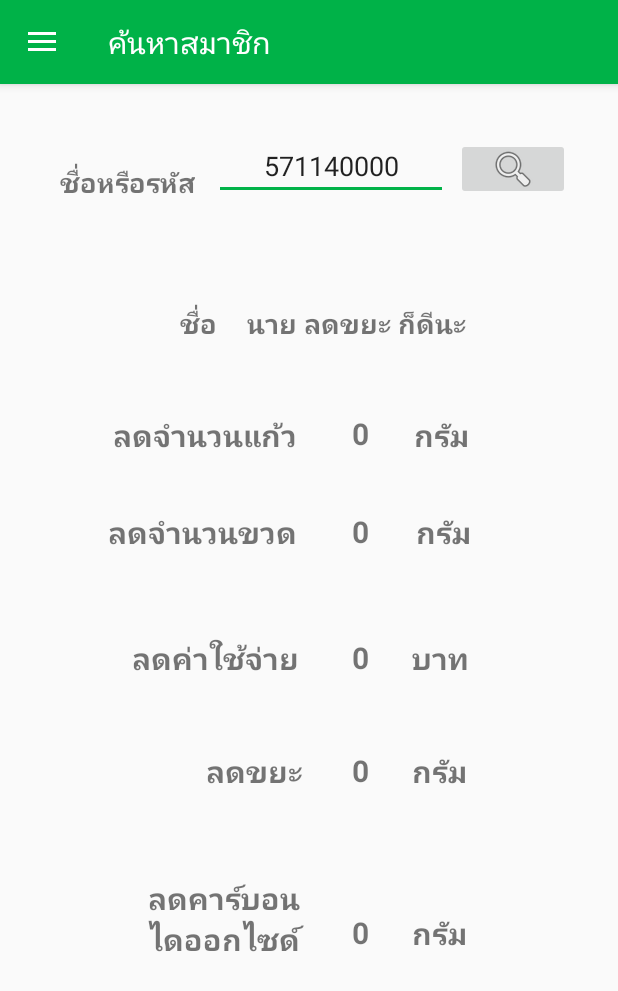
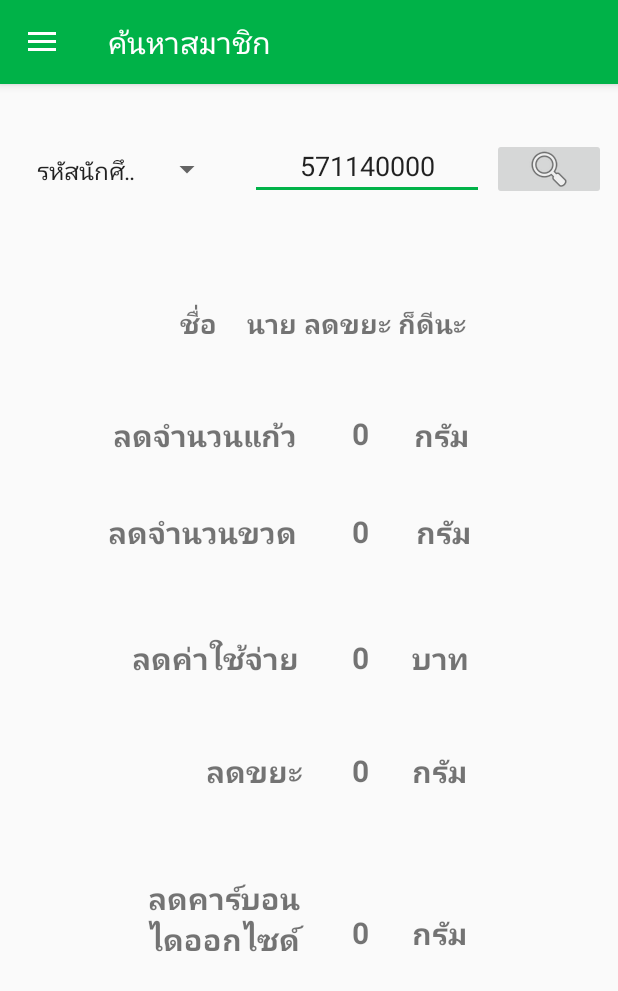
Before and after one commit to boypawit/wastBank, an Android app: the Admin_Search screen opened directly, with no data from a screen before it, on a phone screen of 412 x 824 dp. Shown: the top 991 px of the screen. Run offline under Robolectric (Android 15) with nearby library versions, the phone set to English and light mode, and no system bars.

Commit message:
Merge remote-tracking branch 'origin/master'
# Conflicts:
#	app/src/main/res/drawable-v21/bottle_stroke.png
#	app/src/main/res/drawable-v21/glass_stroke.png

```diff
--- a/app/src/main/java/com/example/boyvi/wastbank/Admin_Search.java
+++ b/app/src/main/java/com/example/boyvi/wastbank/Admin_Search.java
@@ -10,6 +10,8 @@ import android.support.v7.app.AppCompatActivity;
 import android.support.v7.widget.Toolbar;
 import android.view.Menu;
 import android.view.MenuItem;
+import android.widget.ArrayAdapter;
+import android.widget.Spinner;
 
 public class Admin_Search extends AppCompatActivity
         implements NavigationView.OnNavigationItemSelectedListener {
@@ -29,6 +31,14 @@ public class Admin_Search extends AppCompatActivity
 
         NavigationView navigationView = (NavigationView) findViewById(R.id.nav_view);
         navigationView.setNavigationItemSelectedListener(this);
+
+
+        ///////////////////gender spinner/////////////
+        Spinner spinnerGender = (Spinner) findViewById(R.id.spinnerGender);
+        final String[] gender = getResources().getStringArray(R.array.gender_arrays);
+        ArrayAdapter<String> adaptertoday = new ArrayAdapter<String>(this,
+                android.R.layout.simple_dropdown_item_1line,gender);
+        spinnerGender.setAdapter(adaptertoday);
     }
 
     @Override
--- a/app/src/main/java/com/example/boyvi/wastbank/Login.java
+++ b/app/src/main/java/com/example/boyvi/wastbank/Login.java
@@ -1,33 +1,58 @@
 package com.example.boyvi.wastbank;
 
+import android.app.ProgressDialog;
 import android.content.Intent;
+import android.os.AsyncTask;
 import android.support.v7.app.AppCompatActivity;
 import android.os.Bundle;
+import android.util.Log;
 import android.view.View;
+import android.widget.ArrayAdapter;
 import android.widget.Button;
 import android.widget.EditText;
+import android.widget.ListView;
 import android.widget.Toast;
+
+import org.json.JSONArray;
+import org.json.JSONException;
+import org.json.JSONObject;
+
+import java.io.BufferedReader;
+import java.io.IOException;
+import java.io.InputStream;
+import java.io.InputStreamReader;
+import java.net.HttpURLConnection;
+import java.net.MalformedURLException;
+import java.net.URL;
+import java.net.URLConnection;
+import java.util.ArrayList;
 
 public class Login extends AppCompatActivity {
     EditText UserOrAdmin;
-
+    EditText password;
+    private ListView jsjonLisview;
+    private ArrayList<String> exData;
+    private ProgressDialog progressDialog;
+    private String user,pass;
+    private String loginState;
 
     @Override
     protected void onCreate(Bundle savedInstanceState) {
         super.onCreate(savedInstanceState);
         setContentView(R.layout.activity_main);
 
-         UserOrAdmin = (EditText)this.findViewById(R.id.editText);
+        UserOrAdmin = (EditText) this.findViewById(R.id.editText);
+        password = (EditText) this.findViewById(R.id.Edit_password);
 
         getSupportActionBar().setIcon(R.mipmap.ic_toolbars);
         getSupportActionBar().setTitle("24Hours Waste Bank");
-
 
 
         Button buttonCountry = (Button) findViewById(R.id.Loginbutton);
         buttonCountry.setOnClickListener(new View.OnClickListener() {
             @Override
             public void onClick(View v) {
+
                 // ยังไม่ได้ส่งอะไรไป
                 //User = UserOrAdmin.getText().toString();
                if(UserOrAdmin.getText().length()==4){
@@ -44,6 +69,8 @@ public class Login extends AppCompatActivity {
                 startActivity(intent);}
                 finish();
 
+
+
             }
         });
     }
--- a/app/src/main/res/layout/activity_main.xml
+++ b/app/src/main/res/layout/activity_main.xml
@@ -30,7 +30,7 @@
         app:layout_constraintVertical_bias="0.542" />
 
     <EditText
-        android:id="@+id/editText2"
+        android:id="@+id/Edit_password"
         android:layout_width="wrap_content"
         android:layout_height="wrap_content"
         android:ems="10"
--- a/app/src/main/res/layout/content_main_admin2.xml
+++ b/app/src/main/res/layout/content_main_admin2.xml
@@ -24,7 +24,9 @@
         app:layout_constraintLeft_toLeftOf="parent"
         app:layout_constraintRight_toRightOf="parent"
         app:layout_constraintTop_toTopOf="parent"
-        app:layout_constraintVertical_bias="0.498" />
+        app:layout_constraintVertical_bias="0.498"
+        android:layout_marginStart="8dp"
+        android:layout_marginEnd="8dp" />
 
     <TextView
         android:id="@+id/textView80"
@@ -43,7 +45,9 @@
         app:layout_constraintLeft_toLeftOf="parent"
         app:layout_constraintRight_toRightOf="parent"
         app:layout_constraintTop_toTopOf="parent"
-        app:layout_constraintVertical_bias="0.75" />
+        app:layout_constraintVertical_bias="0.75"
+        android:layout_marginStart="8dp"
+        android:layout_marginEnd="8dp" />
 
     <TextView
         android:id="@+id/textView81"
@@ -61,7 +65,9 @@
         app:layout_constraintLeft_toLeftOf="parent"
         app:layout_constraintRight_toRightOf="parent"
         app:layout_constraintTop_toTopOf="parent"
-        app:layout_constraintVertical_bias="0.602" />
+        app:layout_constraintVertical_bias="0.602"
+        android:layout_marginStart="8dp"
+        android:layout_marginEnd="8dp" />
 
     <TextView
         android:id="@+id/textView82"
@@ -79,7 +85,9 @@
         app:layout_constraintLeft_toLeftOf="parent"
         app:layout_constraintRight_toRightOf="parent"
         app:layout_constraintTop_toTopOf="parent"
-        app:layout_constraintVertical_bias="0.382" />
+        app:layout_constraintVertical_bias="0.382"
+        android:layout_marginStart="8dp"
+        android:layout_marginEnd="8dp" />
 
     <TextView
         android:id="@+id/textView83"
@@ -97,7 +105,9 @@
         app:layout_constraintLeft_toLeftOf="parent"
         app:layout_constraintRight_toRightOf="parent"
         app:layout_constraintTop_toTopOf="parent"
-        app:layout_constraintVertical_bias="0.292" />
+        app:layout_constraintVertical_bias="0.292"
+        android:layout_marginStart="8dp"
+        android:layout_marginEnd="8dp" />
 
     <TextView
         android:id="@+id/textView84"
@@ -115,7 +125,9 @@
         app:layout_constraintLeft_toLeftOf="parent"
         app:layout_constraintRight_toRightOf="parent"
         app:layout_constraintTop_toTopOf="parent"
-        app:layout_constraintVertical_bias="0.292" />
+        app:layout_constraintVertical_bias="0.292"
+        android:layout_marginStart="8dp"
+        android:layout_marginEnd="8dp" />
 
     <TextView
         android:id="@+id/textView85"
@@ -133,7 +145,9 @@
         app:layout_constraintLeft_toLeftOf="parent"
         app:layout_constraintRight_toRightOf="parent"
         app:layout_constraintTop_toTopOf="parent"
-        app:layout_constraintVertical_bias="0.292" />
+        app:layout_constraintVertical_bias="0.292"
+        android:layout_marginStart="8dp"
+        android:layout_marginEnd="8dp" />
 
     <TextView
         android:id="@+id/textView86"
@@ -151,7 +165,9 @@
         app:layout_constraintLeft_toLeftOf="parent"
         app:layout_constraintRight_toRightOf="parent"
         app:layout_constraintTop_toTopOf="parent"
-        app:layout_constraintVertical_bias="0.382" />
+        app:layout_constraintVertical_bias="0.382"
+        android:layout_marginStart="8dp"
+        android:layout_marginEnd="8dp" />
 
     <TextView
         android:id="@+id/textView87"
@@ -169,7 +185,9 @@
         app:layout_constraintLeft_toLeftOf="parent"
         app:layout_constraintRight_toRightOf="parent"
         app:layout_constraintTop_toTopOf="parent"
-        app:layout_constraintVertical_bias="0.498" />
+        app:layout_constraintVertical_bias="0.498"
+        android:layout_marginStart="8dp"
+        android:layout_marginEnd="8dp" />
 
     <TextView
         android:id="@+id/textView88"
@@ -187,7 +205,9 @@
         app:layout_constraintLeft_toLeftOf="parent"
         app:layout_constraintRight_toRightOf="parent"
         app:layout_constraintTop_toTopOf="parent"
-        app:layout_constraintVertical_bias="0.751" />
+        app:layout_constraintVertical_bias="0.751"
+        android:layout_marginStart="8dp"
+        android:layout_marginEnd="8dp" />
 
     <TextView
         android:id="@+id/textView89"
@@ -205,7 +225,9 @@
         app:layout_constraintLeft_toLeftOf="parent"
         app:layout_constraintRight_toRightOf="parent"
         app:layout_constraintTop_toTopOf="parent"
-        app:layout_constraintVertical_bias="0.602" />
+        app:layout_constraintVertical_bias="0.602"
+        android:layout_marginStart="8dp"
+        android:layout_marginEnd="8dp" />
 
     <TextView
         android:id="@+id/textView90"
@@ -223,7 +245,9 @@
         app:layout_constraintLeft_toLeftOf="parent"
         app:layout_constraintRight_toRightOf="parent"
         app:layout_constraintTop_toTopOf="parent"
-        app:layout_constraintVertical_bias="0.382" />
+        app:layout_constraintVertical_bias="0.382"
+        android:layout_marginStart="8dp"
+        android:layout_marginEnd="8dp" />
 
     <TextView
         android:id="@+id/textView91"
@@ -241,7 +265,9 @@
         app:layout_constraintLeft_toLeftOf="parent"
         app:layout_constraintRight_toRightOf="parent"
         app:layout_constraintTop_toTopOf="parent"
-        app:layout_constraintVertical_bias="0.602" />
+        app:layout_constraintVertical_bias="0.602"
+        android:layout_marginStart="8dp"
+        android:layout_marginEnd="8dp" />
 
     <TextView
         android:id="@+id/textView92"
@@ -259,7 +285,9 @@
         app:layout_constraintLeft_toLeftOf="parent"
         app:layout_constraintRight_toRightOf="parent"
         app:layout_constraintTop_toTopOf="parent"
-        app:layout_constraintVertical_bias="0.751" />
+        app:layout_constraintVertical_bias="0.751"
+        android:layout_marginStart="8dp"
+        android:layout_marginEnd="8dp" />
 
     <TextView
         android:id="@+id/textView93"
@@ -277,25 +305,9 @@
         app:layout_constraintLeft_toLeftOf="parent"
         app:layout_constraintRight_toRightOf="parent"
         app:layout_constraintTop_toTopOf="parent"
-        app:layout_constraintVertical_bias="0.498" />
-
-    <TextView
-        android:id="@+id/textView62"
-        android:layout_width="wrap_content"
-        android:layout_height="wrap_content"
-        android:layout_marginBottom="8dp"
-        android:layout_marginLeft="8dp"
-        android:layout_marginRight="8dp"
-        android:layout_marginTop="8dp"
-        android:text="ชื่อหรือรหัส"
-        android:textSize="18sp"
-        android:textStyle="bold"
-        app:layout_constraintBottom_toBottomOf="parent"
-        app:layout_constraintHorizontal_bias="0.104"
-        app:layout_constraintLeft_toLeftOf="parent"
-        app:layout_constraintRight_toRightOf="parent"
-        app:layout_constraintTop_toTopOf="parent"
-        app:layout_constraintVertical_bias="0.061" />
+        app:layout_constraintVertical_bias="0.498"
+        android:layout_marginStart="8dp"
+        android:layout_marginEnd="8dp" />
 
     <EditText
         android:id="@+id/editText3"
@@ -314,7 +326,9 @@
         android:layout_marginRight="8dp"
         app:layout_constraintRight_toRightOf="parent"
         app:layout_constraintVertical_bias="0.039"
-        app:layout_constraintHorizontal_bias="0.561" />
+        app:layout_constraintHorizontal_bias="0.66"
+        android:layout_marginStart="8dp"
+        android:layout_marginEnd="8dp" />
 
     <TextView
         android:id="@+id/textView94"
@@ -332,7 +346,9 @@
         android:layout_marginRight="8dp"
         app:layout_constraintRight_toRightOf="parent"
         app:layout_constraintVertical_bias="0.19"
-        app:layout_constraintHorizontal_bias="0.302" />
+        app:layout_constraintHorizontal_bias="0.302"
+        android:layout_marginStart="8dp"
+        android:layout_marginEnd="8dp" />
 
     <TextView
         android:id="@+id/textView95"
@@ -350,7 +366,9 @@
         android:layout_marginRight="8dp"
         app:layout_constraintRight_toRightOf="parent"
         app:layout_constraintHorizontal_bias="0.627"
-        app:layout_constraintVertical_bias="0.19" />
+        app:layout_constraintVertical_bias="0.19"
+        android:layout_marginStart="8dp"
+        android:layout_marginEnd="8dp" />
 
     <ImageButton
         android:id="@+id/imageButton3"
@@ -361,11 +379,30 @@
         android:layout_marginRight="8dp"
         android:layout_marginTop="8dp"
         app:layout_constraintBottom_toBottomOf="parent"
-        app:layout_constraintHorizontal_bias="0.924"
+        app:layout_constraintHorizontal_bias="1.0"
         app:layout_constraintLeft_toLeftOf="parent"
         app:layout_constraintRight_toRightOf="parent"
         app:layout_constraintTop_toTopOf="parent"
         app:layout_constraintVertical_bias="0.039"
-        app:srcCompat="@android:drawable/ic_menu_search" />
+        app:srcCompat="@android:drawable/ic_menu_search"
+        android:layout_marginStart="8dp"
+        android:layout_marginEnd="8dp" />
+
+    <Spinner
+        android:id="@+id/spinnerGender"
+        android:layout_width="132dp"
+        android:layout_height="43dp"
+        app:layout_constraintTop_toTopOf="parent"
+        android:layout_marginTop="8dp"
+        app:layout_constraintBottom_toBottomOf="parent"
+        android:layout_marginBottom="8dp"
+        android:layout_marginLeft="8dp"
+        app:layout_constraintLeft_toLeftOf="parent"
+        android:layout_marginRight="8dp"
+        app:layout_constraintRight_toRightOf="parent"
+        app:layout_constraintHorizontal_bias="0.033"
+        app:layout_constraintVertical_bias="0.039"
+        tools:layout_editor_absoluteY="25dp"
+        tools:layout_editor_absoluteX="7dp" />
 
 </android.support.constraint.ConstraintLayout>
--- /dev/null
+++ b/app/src/main/res/values/gender.xml
@@ -0,0 +1,8 @@
+<?xml version="1.0" encoding="utf-8"?>
+<resources>
+    <string-array name="gender_arrays">//item ที่จะเอาไปใช้ใน spiner
+    <item>รหัสนักศึกษา</item>
+    <item>ชื่อ-สกุล</item>
+    </string-array>
+
+</resources>
```
Also changed, not shown: app/src/main/java/com/example/boyvi/wastbank/User_Main.java (line endings or trailing spaces).
